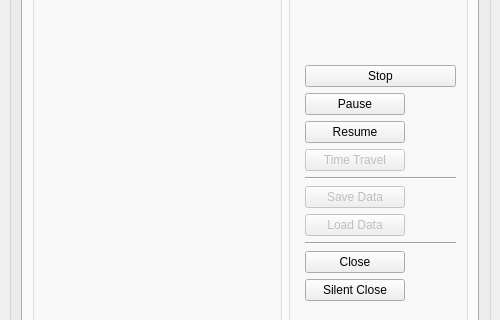
Before: the Qt Designer form GUI/Main.ui in hratcliffe/TimeTrackerTwo, drawn with Qt 5; both pictures show x 0 to 500 and y 111 to 431 of the 500 by 600 pixel window.
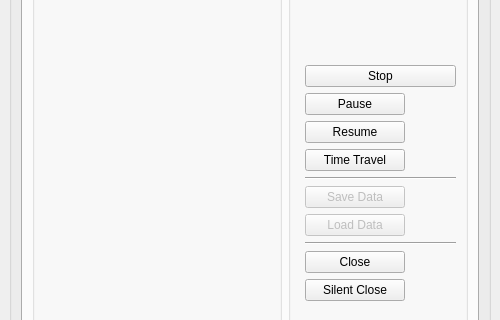
After: the same form once the commit is applied.

```diff
--- a/GUI/Main.ui
+++ b/GUI/Main.ui
@@ -230,7 +230,7 @@
                   <item>
                    <widget class="QPushButton" name="t_ttravel_button">
                     <property name="enabled">
-                     <bool>false</bool>
+                     <bool>true</bool>
                     </property>
                     <property name="maximumSize">
                      <size>
```
